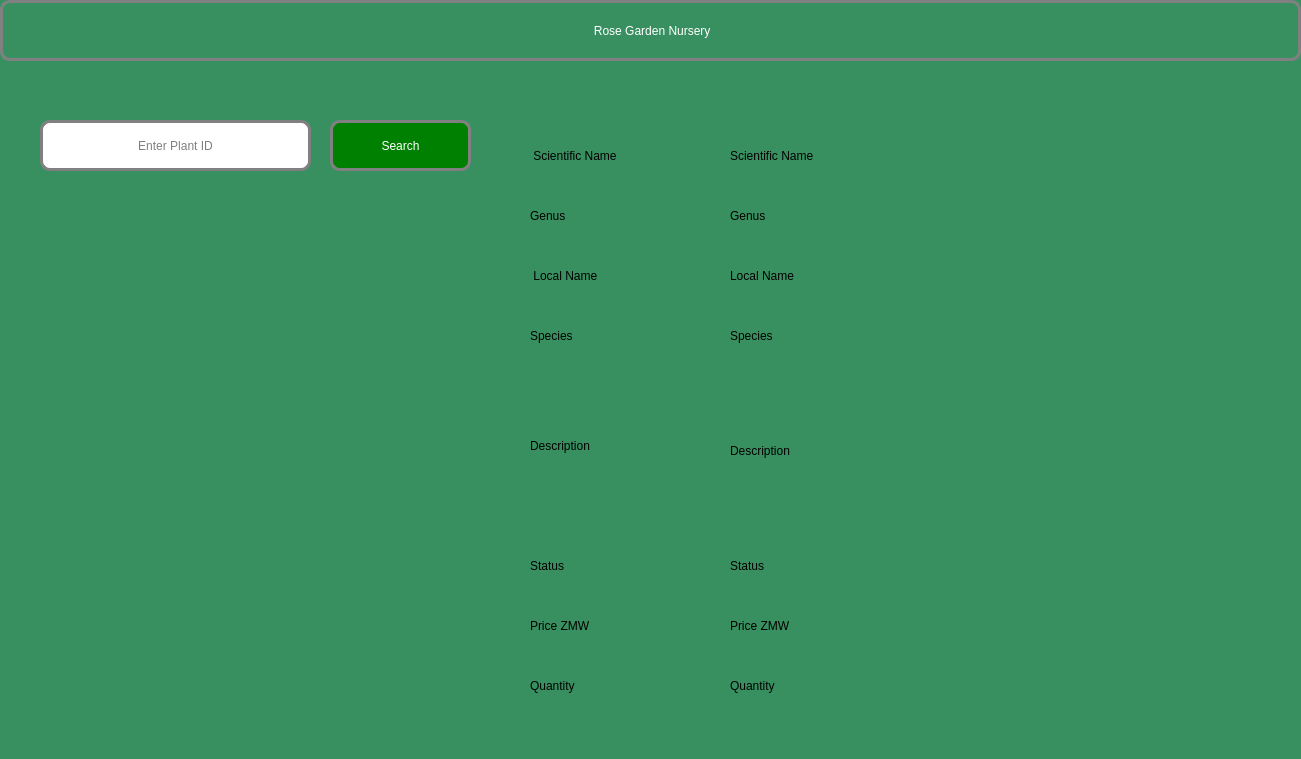
This is plantdetail.ui in Rabsoninnora/RoseGardenPlantCareSystem as Qt 5 draws it before an edit. The edited form follows.
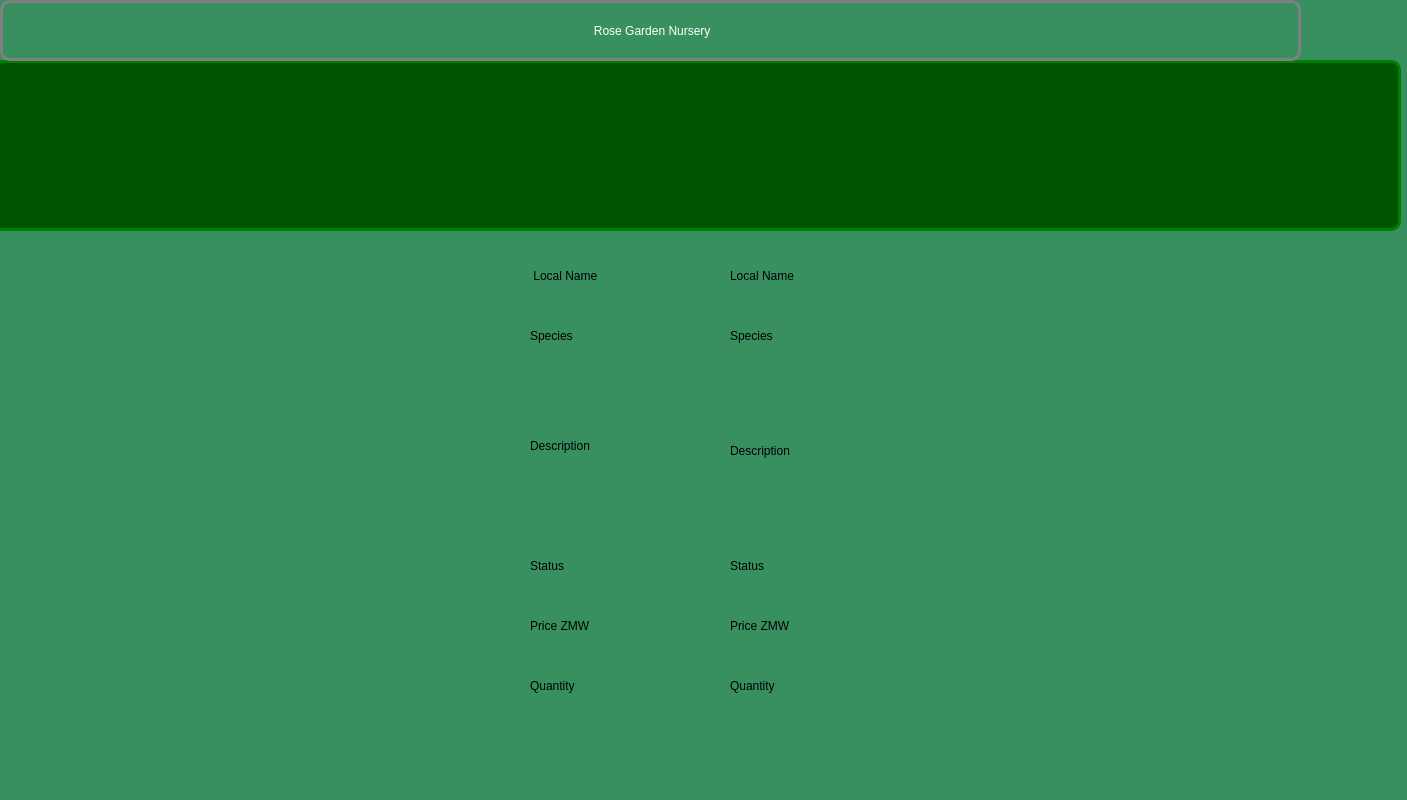
This is the edited form. Icons and pictures are not drawn.

```diff
--- a/plantdetail.ui
+++ b/plantdetail.ui
@@ -6,8 +6,8 @@
    <rect>
     <x>0</x>
     <y>0</y>
-    <width>1301</width>
-    <height>759</height>
+    <width>1407</width>
+    <height>800</height>
    </rect>
   </property>
   <property name="windowTitle">
@@ -511,6 +511,52 @@
     <string>Quantity</string>
    </property>
   </widget>
+  <widget class="QLabel" name="label_9">
+   <property name="enabled">
+    <bool>false</bool>
+   </property>
+   <property name="geometry">
+    <rect>
+     <x>-10</x>
+     <y>60</y>
+     <width>1411</width>
+     <height>171</height>
+    </rect>
+   </property>
+   <property name="styleSheet">
+    <string notr="true">  QLabel {
+  background-color: rgb(0, 85, 0);
+  border:3px solid green;
+  border-radius: 10px;
+  padding: 0 10px;
+  
+}</string>
+   </property>
+   <property name="text">
+    <string/>
+   </property>
+  </widget>
+  <zorder>image_field</zorder>
+  <zorder>txtPlantID</zorder>
+  <zorder>btnSearchPlant</zorder>
+  <zorder>txt_Scientific_name</zorder>
+  <zorder>txtGenus</zorder>
+  <zorder>txt_Local_name</zorder>
+  <zorder>species</zorder>
+  <zorder>txt_Description</zorder>
+  <zorder>txt_status</zorder>
+  <zorder>txt_price</zorder>
+  <zorder>txt_Quantity</zorder>
+  <zorder>label</zorder>
+  <zorder>label_2</zorder>
+  <zorder>label_3</zorder>
+  <zorder>label_4</zorder>
+  <zorder>label_5</zorder>
+  <zorder>label_6</zorder>
+  <zorder>label_7</zorder>
+  <zorder>label_8</zorder>
+  <zorder>label_9</zorder>
+  <zorder>pushButton</zorder>
  </widget>
  <resources/>
  <connections/>
```
